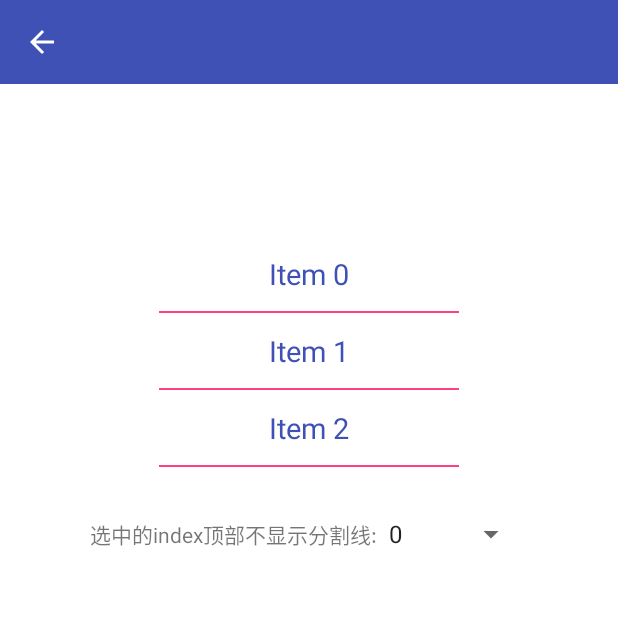
After one commit to xzq0125/XzqLib, an Android app: the DividerLinearLayoutActivity screen opened directly, with no data from a screen before it, on a phone screen of 412 x 824 dp, the top half of it. The commit adds this screen. Run offline under Robolectric (Android 15) with nearby library versions, the phone set to English and light mode, and no system bars.

```diff
--- a/app/src/main/AndroidManifest.xml
+++ b/app/src/main/AndroidManifest.xml
@@ -16,7 +16,8 @@
                 <category android:name="android.intent.category.LAUNCHER" />
             </intent-filter>
         </activity>
-        <activity android:name=".CommonActivity"></activity>
+        <activity android:name=".CommonActivity" />
+        <activity android:name=".biz.DividerLinearLayoutActivity"></activity>
     </application>
 
 </manifest>
--- /dev/null
+++ b/app/src/main/java/com/xzq/lib/BaseActivity.java
@@ -0,0 +1,54 @@
+package com.xzq.lib;
+
+import android.os.Bundle;
+import android.support.annotation.LayoutRes;
+import android.support.annotation.Nullable;
+import android.support.v7.app.AppCompatActivity;
+import android.support.v7.widget.Toolbar;
+import android.view.View;
+
+import com.xzq.lib.utils.LogUtils;
+
+/**
+ * BaseActivity
+ * Created by xzq on 2018/9/19.
+ */
+
+public abstract class BaseActivity extends AppCompatActivity {
+
+    @Override
+    protected void onCreate(@Nullable Bundle savedInstanceState) {
+        super.onCreate(savedInstanceState);
+        LogUtils.debug("BaseActivity", getClass().getSimpleName());
+        final int layoutId = getLayoutId();
+        if (layoutId > 0) {
+            setContentView(layoutId);
+            Toolbar toolbar = findViewById(R.id.toolbar);
+            if (toolbar != null) {
+                toolbar.setTitle(getIntent().getStringExtra("title"));
+                toolbar.setNavigationOnClickListener(new View.OnClickListener() {
+                    @Override
+                    public void onClick(View v) {
+                        onBackPressed();
+                    }
+                });
+            }
+        }
+        initViews(savedInstanceState);
+    }
+
+    /**
+     * 获取布局资源ID
+     *
+     * @return 布局资源ID
+     */
+    @LayoutRes
+    protected abstract int getLayoutId();
+
+    /**
+     * 初始化资源
+     *
+     * @param savedInstanceState savedInstanceState
+     */
+    protected abstract void initViews(@Nullable Bundle savedInstanceState);
+}
--- a/app/src/main/java/com/xzq/lib/ItemList.java
+++ b/app/src/main/java/com/xzq/lib/ItemList.java
@@ -3,6 +3,8 @@ package com.xzq.lib;
 import android.content.Context;
 import android.content.Intent;
 import android.support.annotation.LayoutRes;
+
+import com.xzq.lib.biz.DividerLinearLayoutActivity;
 
 import java.util.ArrayList;
 import java.util.Collections;
@@ -60,6 +62,7 @@ public class ItemList {
 
     private void initItemCount() {
         itemList.add(new Item("DividerLinearLayout", R.layout.activity_dividerlinearlayout));
+        itemList.add(new Item("可去除分割线的LinearLayout", DividerLinearLayoutActivity.class));
     }
 
 }
--- /dev/null
+++ b/app/src/main/java/com/xzq/lib/biz/DividerLinearLayoutActivity.java
@@ -0,0 +1,38 @@
+package com.xzq.lib.biz;
+
+import android.os.Bundle;
+import android.support.annotation.Nullable;
+import android.view.View;
+import android.widget.AdapterView;
+import android.widget.Spinner;
+
+import com.xzq.dividerlinearlayout.DividerLinearLayout;
+import com.xzq.lib.BaseActivity;
+import com.xzq.lib.R;
+
+public class DividerLinearLayoutActivity extends BaseActivity {
+
+    private DividerLinearLayout mDividerLinearLayout;
+
+    @Override
+    protected int getLayoutId() {
+        return R.layout.activity_divider_linear_layout;
+    }
+
+    @Override
+    protected void initViews(@Nullable Bundle savedInstanceState) {
+        mDividerLinearLayout = findViewById(R.id.dividerLinearLayout);
+        this.<Spinner>findViewById(R.id.sp_index).setOnItemSelectedListener(new AdapterView.OnItemSelectedListener() {
+            @Override
+            public void onItemSelected(AdapterView<?> parent, View view, int position, long id) {
+                mDividerLinearLayout.setNonDividerIndexes(position);
+            }
+
+            @Override
+            public void onNothingSelected(AdapterView<?> parent) {
+
+            }
+        });
+    }
+
+}
--- a/app/src/main/res/drawable/divider_common_line.xml
+++ b/app/src/main/res/drawable/divider_common_line.xml
@@ -1,5 +1,5 @@
 <?xml version="1.0" encoding="utf-8"?>
 <shape xmlns:android="http://schemas.android.com/apk/res/android">
-    <size android:height="2px" />
-    <solid android:color="#e6e6e6" />
+    <size android:height="1dp" />
+    <solid android:color="@color/colorAccent" />
 </shape>
--- /dev/null
+++ b/app/src/main/res/layout/activity_divider_linear_layout.xml
@@ -0,0 +1,71 @@
+<?xml version="1.0" encoding="utf-8"?>
+<LinearLayout xmlns:android="http://schemas.android.com/apk/res/android"
+    xmlns:app="http://schemas.android.com/apk/res-auto"
+    xmlns:tools="http://schemas.android.com/tools"
+    android:layout_width="match_parent"
+    android:layout_height="match_parent"
+    android:orientation="vertical"
+    tools:context="com.xzq.lib.biz.DividerLinearLayoutActivity">
+
+    <include layout="@layout/layout_toolbar" />
+
+    <com.xzq.dividerlinearlayout.DividerLinearLayout
+        android:id="@+id/dividerLinearLayout"
+        android:layout_width="200dp"
+        android:layout_height="wrap_content"
+        android:layout_gravity="center_horizontal"
+        android:layout_marginTop="100dp"
+        android:divider="@drawable/divider_common_line"
+        android:orientation="vertical"
+        android:showDividers="middle|beginning|end"
+        android:visibility="visible"
+        app:non_divider_indexes="1">
+
+        <TextView
+            android:layout_width="match_parent"
+            android:layout_height="50dp"
+            android:gravity="center"
+            android:text="Item 0"
+            android:textColor="@color/colorPrimary"
+            android:textSize="19sp" />
+
+        <TextView
+            android:layout_width="match_parent"
+            android:layout_height="50dp"
+            android:gravity="center"
+            android:text="Item 1"
+            android:textColor="@color/colorPrimary"
+            android:textSize="19sp" />
+
+        <TextView
+            android:layout_width="200dp"
+            android:layout_height="50dp"
+            android:gravity="center"
+            android:text="Item 2"
+            android:textColor="@color/colorPrimary"
+            android:textSize="19sp" />
+
+    </com.xzq.dividerlinearlayout.DividerLinearLayout>
+
+    <LinearLayout
+        android:layout_width="match_parent"
+        android:layout_height="50dp"
+        android:layout_marginTop="20dp"
+        android:gravity="center">
+
+        <TextView
+            android:layout_width="wrap_content"
+            android:layout_height="wrap_content"
+            android:text="选中的index顶部不显示分割线:" />
+
+        <Spinner
+            android:id="@+id/sp_index"
+            android:layout_width="100dp"
+            android:layout_height="wrap_content"
+            android:layout_gravity="center"
+            android:entries="@array/indexes" />
+
+    </LinearLayout>
+
+
+</LinearLayout>
--- /dev/null
+++ b/app/src/main/res/layout/layout_toolbar.xml
@@ -0,0 +1,8 @@
+<?xml version="1.0" encoding="utf-8"?>
+<android.support.v7.widget.Toolbar xmlns:android="http://schemas.android.com/apk/res/android"
+    xmlns:app="http://schemas.android.com/apk/res-auto"
+    android:id="@+id/toolbar"
+    android:layout_width="match_parent"
+    android:layout_height="wrap_content"
+    app:popupTheme="@style/ThemeOverlay.AppCompat.Light"
+    app:theme="@style/ThemeOverlay.AppCompat.Dark.ActionBar" />
--- a/app/src/main/res/values/strings.xml
+++ b/app/src/main/res/values/strings.xml
@@ -1,3 +1,10 @@
 <resources>
     <string name="app_name">XzqLib</string>
+    <string-array name="indexes">
+        <item>0</item>
+        <item>1</item>
+        <item>2</item>
+        <item>3</item>
+        <item>4</item>
+    </string-array>
 </resources>
--- a/app/src/main/res/values/styles.xml
+++ b/app/src/main/res/values/styles.xml
@@ -1,11 +1,16 @@
 <resources>
 
-    <!-- Base application theme. -->
-    <style name="AppTheme" parent="Theme.AppCompat.Light.DarkActionBar">
-        <!-- Customize your theme here. -->
-        <item name="colorPrimary">@color/colorPrimary</item>
-        <item name="colorPrimaryDark">@color/colorPrimaryDark</item>
-        <item name="colorAccent">@color/colorAccent</item>
+    <style name="BaseToolbar" parent="Widget.AppCompat.Toolbar">
+        <item name="android:background">?attr/colorPrimary</item>
+        <item name="android:fitsSystemWindows">true</item>
+        <item name="navigationIcon">@drawable/ic_ab_back</item>
+        <item name="titleTextAppearance">@style/BaseToolbarTitle</item>
     </style>
 
+    <style name="BaseToolbarTitle" parent="TextAppearance.Widget.AppCompat.Toolbar.Title">
+        <item name="android:textColor">@android:color/white</item>
+    </style>
+
+    <style name="AppToolbar" parent="BaseToolbar" />
+
 </resources>
--- /dev/null
+++ b/app/src/main/res/values/themes.xml
@@ -0,0 +1,19 @@
+<?xml version="1.0" encoding="utf-8"?>
+<resources>
+
+    <style name="BaseTheme" parent="Theme.AppCompat.Light.DarkActionBar">
+        <item name="android:windowBackground">@android:color/white</item>
+        <item name="windowActionBar">false</item>
+        <item name="windowNoTitle">true</item>
+        <item name="toolbarStyle">@style/AppToolbar</item>
+        <item name="windowActionModeOverlay">true</item>
+        <item name="actionBarStyle">@style/ThemeOverlay.AppCompat.Dark.ActionBar</item>
+        <item name="actionModeBackground">?attr/colorPrimary</item>
+        <item name="colorPrimary">@color/colorPrimary</item>
+        <item name="colorPrimaryDark">@color/colorPrimaryDark</item>
+        <item name="colorAccent">@color/colorAccent</item>
+    </style>
+
+    <style name="AppTheme" parent="BaseTheme" />
+
+</resources>
```
Also changed, not shown: app/src/main/java/com/xzq/lib/CommonActivity.java (+9 -10 lines), app/src/main/java/com/xzq/lib/MainActivity.java (+8 -5 lines), app/src/main/java/com/xzq/lib/utils/LogUtils.java (added, +180 -0 lines), app/src/main/res/drawable/ic_ab_back.xml (added, +10 -0 lines), 4 other files.
